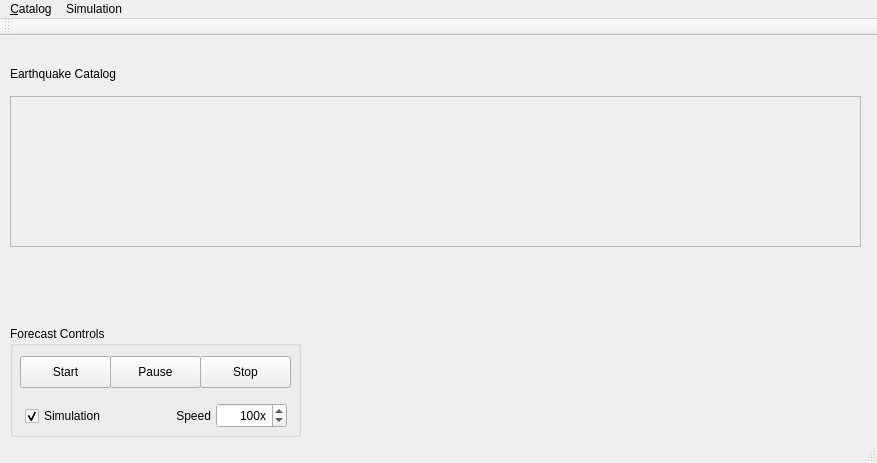
Before: the Qt Designer form atlas/ui/views/mainwindow.ui in swiss-seismological-service/hermes, drawn with Qt 5.
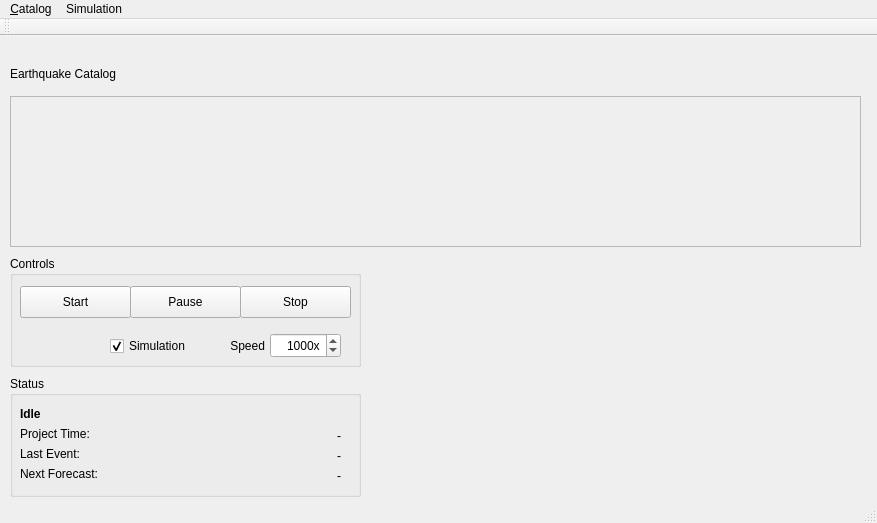
After: the same form once the commit is applied. Custom widgets are drawn as their Qt base class.

Commit message: Improves status display

Diff of the .ui file:
```diff
--- a/atlas/ui/views/mainwindow.ui
+++ b/atlas/ui/views/mainwindow.ui
@@ -7,7 +7,7 @@
     <x>0</x>
     <y>0</y>
     <width>877</width>
-    <height>463</height>
+    <height>523</height>
    </rect>
   </property>
   <property name="windowTitle">
@@ -60,20 +60,20 @@
     <property name="geometry">
      <rect>
       <x>10</x>
-      <y>290</y>
-      <width>291</width>
+      <y>220</y>
+      <width>351</width>
       <height>111</height>
      </rect>
     </property>
     <property name="title">
-     <string>Forecast Controls</string>
+     <string>Controls</string>
     </property>
     <widget class="QCheckBox" name="simulationCheckBox">
      <property name="geometry">
       <rect>
-       <x>15</x>
+       <x>100</x>
        <y>80</y>
-       <width>87</width>
+       <width>90</width>
        <height>20</height>
       </rect>
      </property>
@@ -89,7 +89,7 @@
       <rect>
        <x>10</x>
        <y>30</y>
-       <width>91</width>
+       <width>111</width>
        <height>32</height>
       </rect>
      </property>
@@ -100,9 +100,9 @@
     <widget class="QPushButton" name="pauseButton">
      <property name="geometry">
       <rect>
-       <x>100</x>
+       <x>120</x>
        <y>30</y>
-       <width>91</width>
+       <width>111</width>
        <height>32</height>
       </rect>
      </property>
@@ -113,9 +113,9 @@
     <widget class="QPushButton" name="stopButton">
      <property name="geometry">
       <rect>
-       <x>190</x>
+       <x>230</x>
        <y>30</y>
-       <width>91</width>
+       <width>111</width>
        <height>32</height>
       </rect>
      </property>
@@ -126,7 +126,7 @@
     <widget class="QSpinBox" name="speedBox">
      <property name="geometry">
       <rect>
-       <x>206</x>
+       <x>260</x>
        <y>77</y>
        <width>71</width>
        <height>25</height>
@@ -142,16 +142,16 @@
       <number>1</number>
      </property>
      <property name="maximum">
-      <number>1000</number>
+      <number>10000</number>
      </property>
      <property name="value">
-      <number>100</number>
+      <number>1000</number>
      </property>
     </widget>
     <widget class="QLabel" name="speedLabel">
      <property name="geometry">
       <rect>
-       <x>150</x>
+       <x>204</x>
        <y>80</y>
        <width>51</width>
        <height>20</height>
@@ -165,6 +165,128 @@
      </property>
     </widget>
    </widget>
+   <widget class="QGroupBox" name="statusBox">
+    <property name="geometry">
+     <rect>
+      <x>10</x>
+      <y>340</y>
+      <width>351</width>
+      <height>121</height>
+     </rect>
+    </property>
+    <property name="title">
+     <string>Status</string>
+    </property>
+    <widget class="QLabel" name="coreStatusLabel">
+     <property name="geometry">
+      <rect>
+       <x>10</x>
+       <y>30</y>
+       <width>271</width>
+       <height>16</height>
+      </rect>
+     </property>
+     <property name="font">
+      <font>
+       <weight>75</weight>
+       <bold>true</bold>
+      </font>
+     </property>
+     <property name="text">
+      <string>Idle</string>
+     </property>
+     <property name="alignment">
+      <set>Qt::AlignLeading|Qt::AlignLeft|Qt::AlignVCenter</set>
+     </property>
+    </widget>
+    <widget class="QLabel" name="projectTimeTitleLabel">
+     <property name="geometry">
+      <rect>
+       <x>10</x>
+       <y>50</y>
+       <width>91</width>
+       <height>16</height>
+      </rect>
+     </property>
+     <property name="text">
+      <string>Project Time:</string>
+     </property>
+    </widget>
+    <widget class="QLabel" name="lastEventTitleLabel">
+     <property name="geometry">
+      <rect>
+       <x>10</x>
+       <y>70</y>
+       <width>71</width>
+       <height>16</height>
+      </rect>
+     </property>
+     <property name="text">
+      <string>Last Event:</string>
+     </property>
+    </widget>
+    <widget class="QLabel" name="nextForeCastTitleLabel">
+     <property name="geometry">
+      <rect>
+       <x>10</x>
+       <y>90</y>
+       <width>101</width>
+       <height>16</height>
+      </rect>
+     </property>
+     <property name="text">
+      <string>Next Forecast:</string>
+     </property>
+    </widget>
+    <widget class="QLabel" name="projectTimeLabel">
+     <property name="geometry">
+      <rect>
+       <x>110</x>
+       <y>50</y>
+       <width>221</width>
+       <height>20</height>
+      </rect>
+     </property>
+     <property name="text">
+      <string>-</string>
+     </property>
+     <property name="alignment">
+      <set>Qt::AlignRight|Qt::AlignTrailing|Qt::AlignVCenter</set>
+     </property>
+    </widget>
+    <widget class="QLabel" name="lastEventLabel">
+     <property name="geometry">
+      <rect>
+       <x>110</x>
+       <y>70</y>
+       <width>221</width>
+       <height>20</height>
+      </rect>
+     </property>
+     <property name="text">
+      <string>-</string>
+     </property>
+     <property name="alignment">
+      <set>Qt::AlignRight|Qt::AlignTrailing|Qt::AlignVCenter</set>
+     </property>
+    </widget>
+    <widget class="QLabel" name="nextForecastLabel">
+     <property name="geometry">
+      <rect>
+       <x>110</x>
+       <y>90</y>
+       <width>221</width>
+       <height>20</height>
+      </rect>
+     </property>
+     <property name="text">
+      <string>-</string>
+     </property>
+     <property name="alignment">
+      <set>Qt::AlignRight|Qt::AlignTrailing|Qt::AlignVCenter</set>
+     </property>
+    </widget>
+   </widget>
   </widget>
   <widget class="QMenuBar" name="menuBar">
    <property name="geometry">
```
The commit also changes 4 other files.
